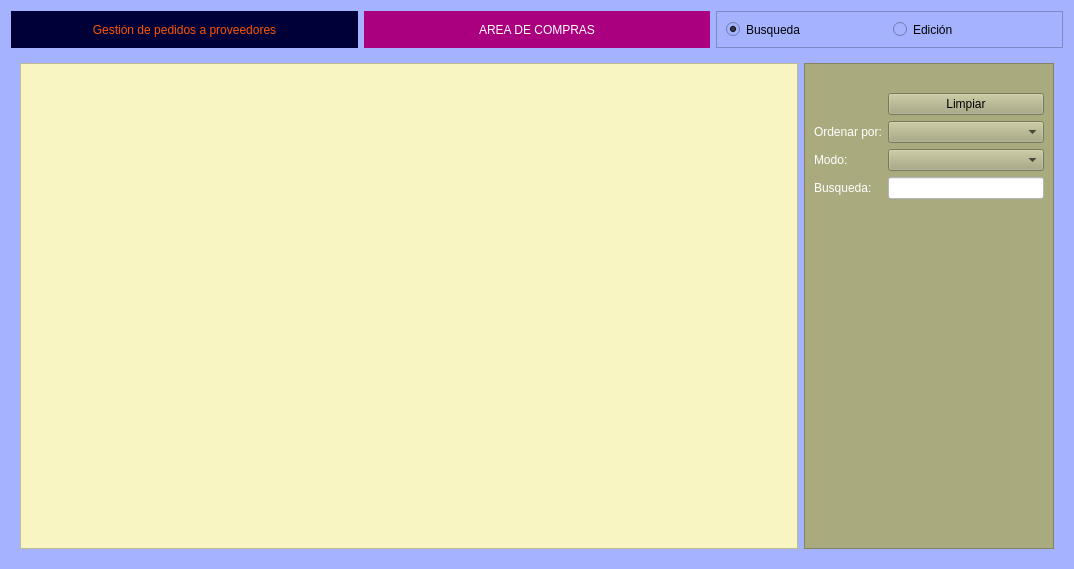
Above: Zona_Compras/frmpedidosproveedor.ui from arcnexus/RedFoX before the change. Below: the same form after it.
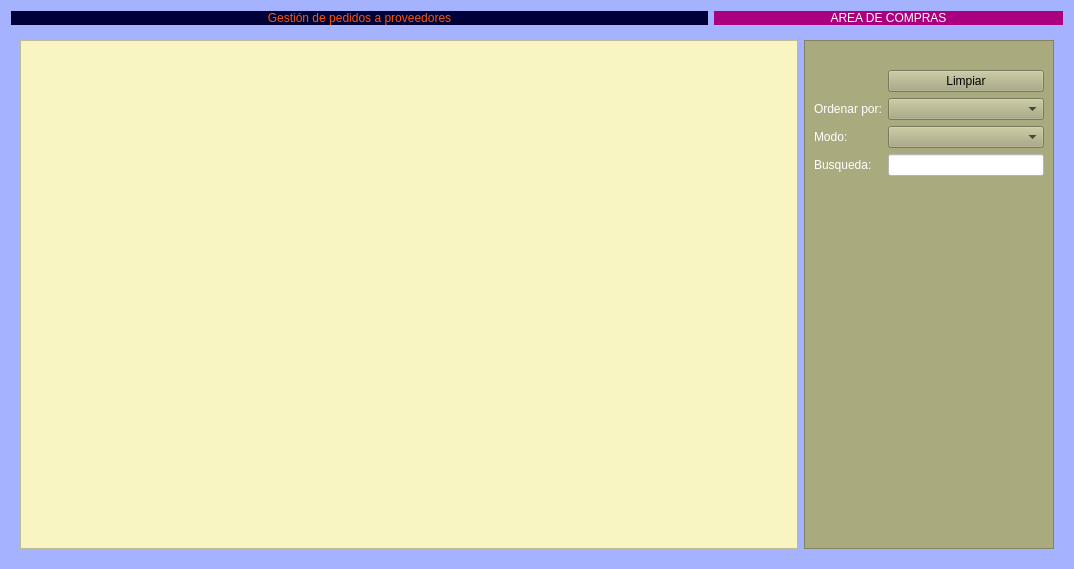
That is the form after the change. Icons and pictures are not drawn.

Commit message: botones zona busquedas

```diff
--- a/Zona_Compras/frmpedidosproveedor.ui
+++ b/Zona_Compras/frmpedidosproveedor.ui
@@ -21,76 +21,6 @@
    <string notr="true">background-color: rgb(165, 179, 255);</string>
   </property>
   <layout class="QGridLayout" name="gridLayout_12">
-   <item row="0" column="2">
-    <widget class="QFrame" name="frame">
-     <property name="maximumSize">
-      <size>
-       <width>16777215</width>
-       <height>37</height>
-      </size>
-     </property>
-     <property name="frameShape">
-      <enum>QFrame::StyledPanel</enum>
-     </property>
-     <property name="frameShadow">
-      <enum>QFrame::Raised</enum>
-     </property>
-     <layout class="QHBoxLayout" name="horizontalLayout_9">
-      <item>
-       <widget class="QRadioButton" name="radBusqueda">
-        <property name="text">
-         <string>Busqueda</string>
-        </property>
-        <property name="checked">
-         <bool>true</bool>
-        </property>
-       </widget>
-      </item>
-      <item>
-       <widget class="QRadioButton" name="radEdicion">
-        <property name="text">
-         <string>Edición</string>
-        </property>
-       </widget>
-      </item>
-     </layout>
-    </widget>
-   </item>
-   <item row="0" column="1">
-    <widget class="QLabel" name="label_22">
-     <property name="minimumSize">
-      <size>
-       <width>250</width>
-       <height>0</height>
-      </size>
-     </property>
-     <property name="styleSheet">
-      <string notr="true">background-color: rgb(170, 0, 127);
-color: rgb(255, 255, 255);</string>
-     </property>
-     <property name="text">
-      <string>AREA DE COMPRAS</string>
-     </property>
-     <property name="alignment">
-      <set>Qt::AlignCenter</set>
-     </property>
-    </widget>
-   </item>
-   <item row="0" column="0">
-    <widget class="QLabel" name="label_36">
-     <property name="styleSheet">
-      <string notr="true">color: rgb(255, 85, 0);
-font: 75 16pt &quot;Nimbus Sans L&quot;;
-background-color: rgb(0, 0, 57);</string>
-     </property>
-     <property name="text">
-      <string>Gestión de pedidos a proveedores</string>
-     </property>
-     <property name="alignment">
-      <set>Qt::AlignCenter</set>
-     </property>
-    </widget>
-   </item>
    <item row="1" column="0" colspan="3">
     <widget class="QStackedWidget" name="stackedWidget">
      <property name="currentIndex">
@@ -2637,6 +2567,41 @@
      </widget>
     </widget>
    </item>
+   <item row="0" column="2">
+    <widget class="QLabel" name="label_22">
+     <property name="minimumSize">
+      <size>
+       <width>250</width>
+       <height>0</height>
+      </size>
+     </property>
+     <property name="styleSheet">
+      <string notr="true">background-color: rgb(170, 0, 127);
+color: rgb(255, 255, 255);</string>
+     </property>
+     <property name="text">
+      <string>AREA DE COMPRAS</string>
+     </property>
+     <property name="alignment">
+      <set>Qt::AlignCenter</set>
+     </property>
+    </widget>
+   </item>
+   <item row="0" column="0" colspan="2">
+    <widget class="QLabel" name="label_36">
+     <property name="styleSheet">
+      <string notr="true">color: rgb(255, 85, 0);
+font: 75 16pt &quot;Nimbus Sans L&quot;;
+background-color: rgb(0, 0, 57);</string>
+     </property>
+     <property name="text">
+      <string>Gestión de pedidos a proveedores</string>
+     </property>
+     <property name="alignment">
+      <set>Qt::AlignCenter</set>
+     </property>
+    </widget>
+   </item>
   </layout>
  </widget>
  <resources>
```
The commit also changes 5 other files.
